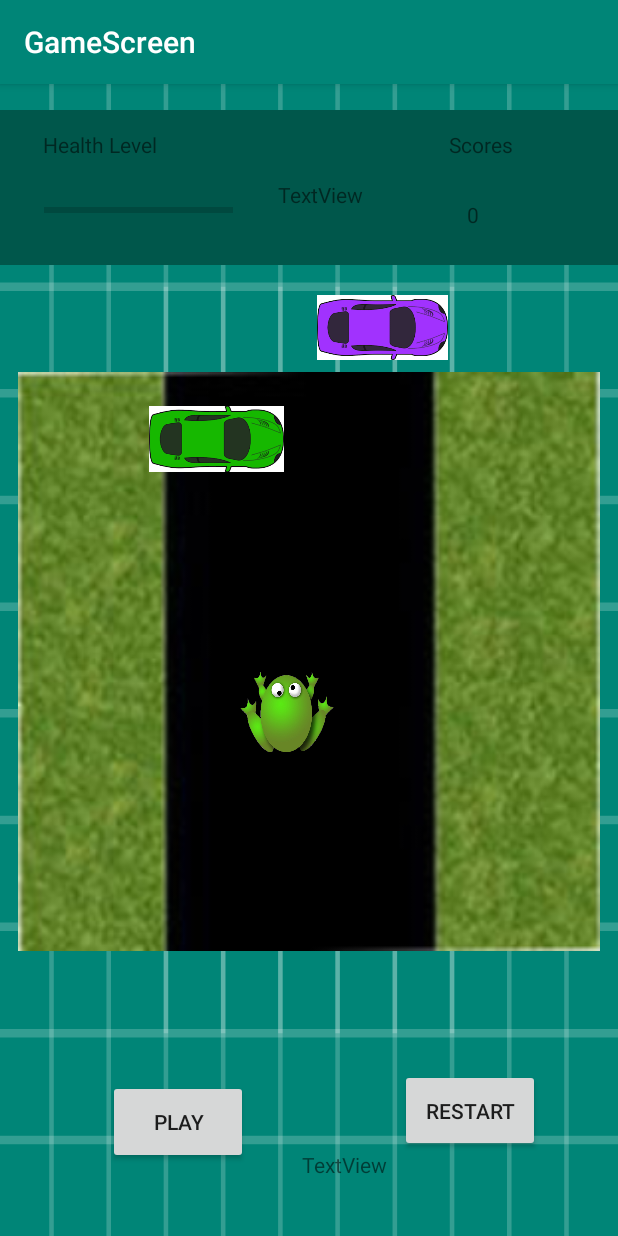
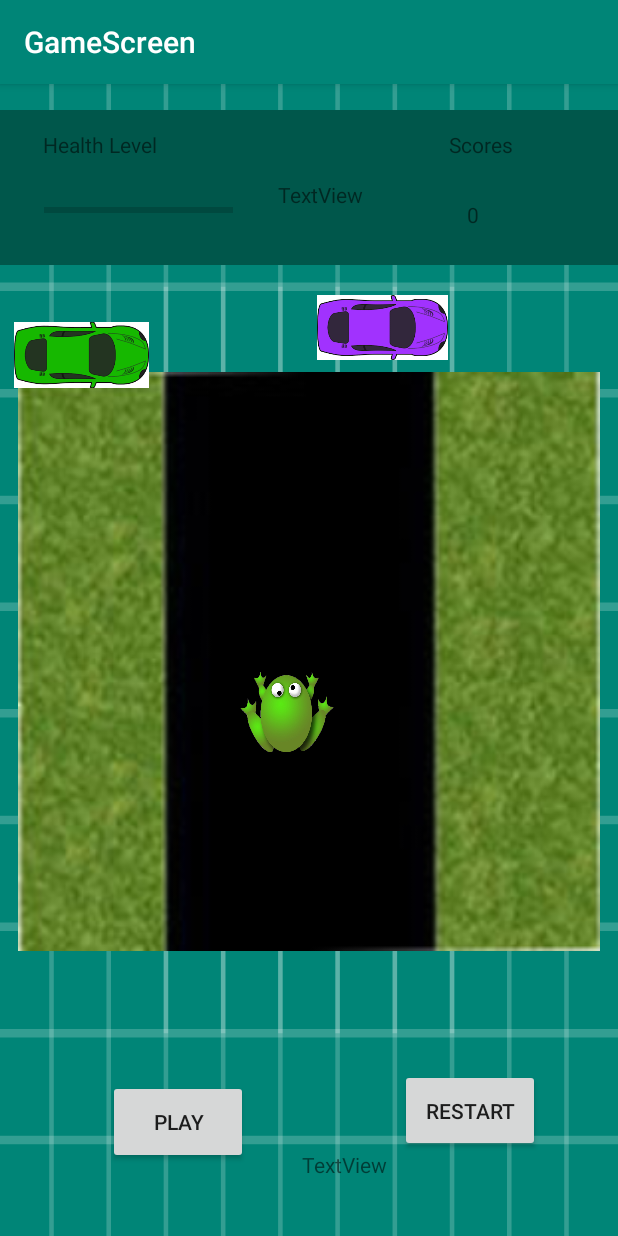
Before and after one commit to Nsabimana1/Frogar_Android_Game, an Android app: the screen it shows after launch (GameScreen), on a phone screen of 412 x 824 dp. Run offline under Robolectric (Android 15) with nearby library versions, the phone set to English and light mode, and no system bars.

Commit message:
Updated CollisionDetector and GameScreen
Moved method from CollisionDetector to Game Screen and fixed some parts of method in CollisionDetector

```diff
--- a/app/src/main/java/com/nsabimanainnocent1/frogar/gameObjects/Frog.java
+++ b/app/src/main/java/com/nsabimanainnocent1/frogar/gameObjects/Frog.java
@@ -20,7 +20,7 @@ public class Frog implements Object {
     public float getFrogX(){return x;}
     public float getFrogY(){return y;}
     public float getFrogWidth(){return frogImage.getWidth();}
-    public float getFrogHieght(){return frogImage.getHeight();}
+    public float getFrogHeight(){return frogImage.getHeight();}
 
     public void changePosition(float x, float y){
         this.x = x;
--- a/app/src/main/java/com/nsabimanainnocent1/frogar/movement/Game.java
+++ b/app/src/main/java/com/nsabimanainnocent1/frogar/movement/Game.java
@@ -44,6 +44,7 @@ public class Game {
     }
 
 
+
     public void starGame(){
 //        this.carMovement.movement();
 //        Timer t = new Timer();
--- a/app/src/main/res/layout/content_game_screen.xml
+++ b/app/src/main/res/layout/content_game_screen.xml
@@ -113,13 +113,10 @@
             android:id="@+id/car1"
             android:layout_width="90dp"
             android:layout_height="96dp"
-            android:layout_marginTop="56dp"
             android:cropToPadding="true"
-            app:layout_constraintEnd_toEndOf="parent"
-            app:layout_constraintHorizontal_bias="0.297"
-            app:layout_constraintStart_toStartOf="parent"
-            app:layout_constraintTop_toTopOf="parent"
             app:srcCompat="@drawable/car_sprite"
+            tools:layout_editor_absoluteX="90dp"
+            tools:layout_editor_absoluteY="56dp"
             tools:rotation="90" />
 
         <ImageView
```
Also changed, not shown: app/src/main/java/com/nsabimanainnocent1/frogar/GameScreen.java (+8 -0 lines), app/src/main/java/com/nsabimanainnocent1/frogar/movement/CollisionDetector.java (+12 -9 lines).
